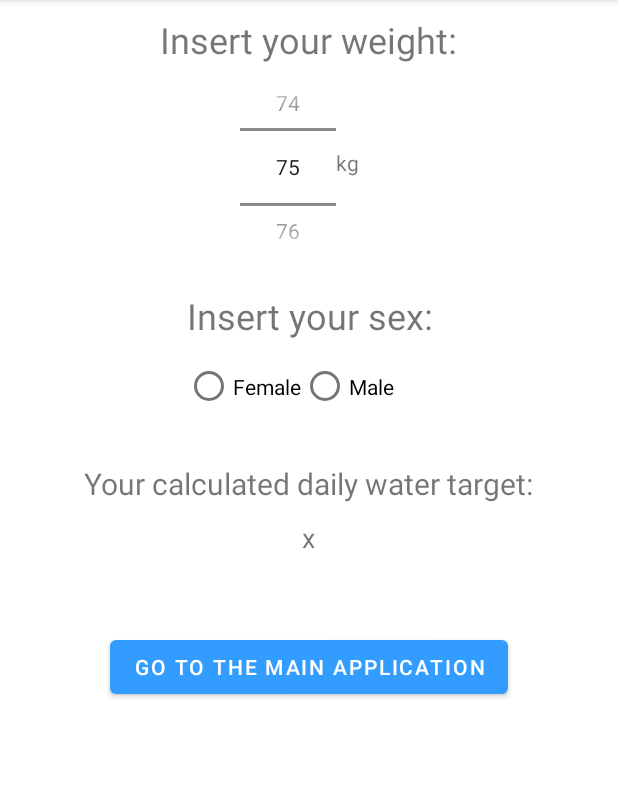
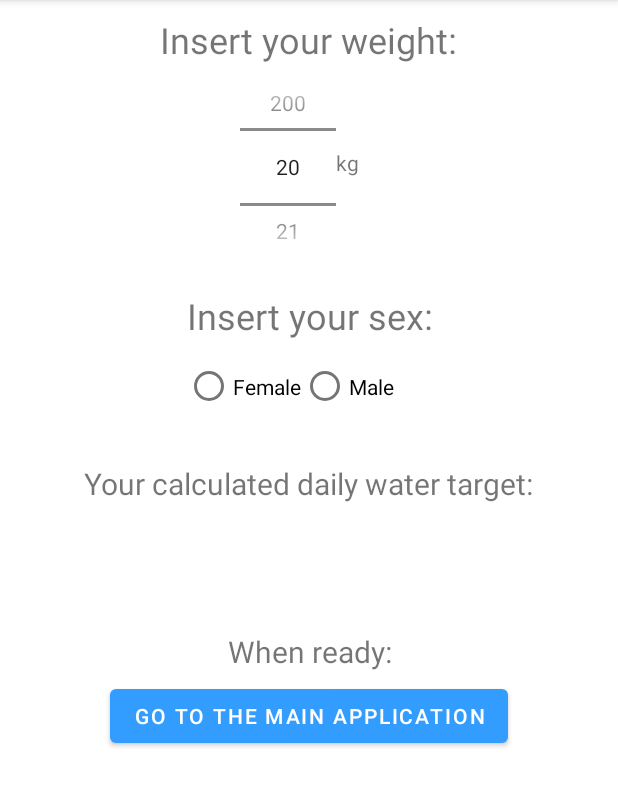
Before and after one commit to saabismi/waterjournal, an Android app: the screen it shows after launch (Registration), on a phone screen of 412 x 824 dp, the part 84-891 px from its top. Run offline under Robolectric (Android 15) with nearby library versions, the phone set to English and light mode, and no system bars.

Commit message:
save entered registering info when the app is exited

```diff
--- a/app/src/main/java/com/example/waterjournal/MainActivity.java
+++ b/app/src/main/java/com/example/waterjournal/MainActivity.java
@@ -14,12 +14,11 @@ public class MainActivity extends AppCompatActivity {
     private final String USER_STORE = "UserStore"; // create preferences for storing information about the user, etc.
     private final String userRegistered = "userRegistered"; // storage for sharing the information about whether the user is registered already or not
     private final String userWeight  = "userWeight"; // storage for storing the user weight
-    private final String userSex = "userSex"; // storage for storing the user's sex
     private final String userTarget = "userTarget"; // target water amount per day
     private boolean getRegistered; // variable for getting the value of registration status key
-    private double getWeight; //variable for getting the value of the weight key
+    private int getWeight; //variable for getting the value of the weight key
     private String getSex; // varbiale for getting the value of the sex key
-    private double getTarget; // variable for getting the value of the water target key
+    private String getTarget; // variable for getting the value of the water target key
 
     private String TAG = "WaterLog:"; // easy to use tag for logging
 
@@ -30,9 +29,8 @@ public class MainActivity extends AppCompatActivity {
 
         preferences = getSharedPreferences(USER_STORE, Context.MODE_PRIVATE);
         getRegistered = preferences.getBoolean(userRegistered, false);
-        getWeight = preferences.getFloat(userWeight, 0);
-        getSex = preferences.getString(userSex, null);
-        getTarget = preferences.getFloat(userTarget, 0);
+        getWeight = preferences.getInt(userWeight, 0);
+        getTarget = preferences.getString(userTarget, null);
 
         if (getRegistered != true) { // checking if the user has registered already
             Log.i(TAG, "User hasn't registered yet, let's go to Registration activity");
--- a/app/src/main/java/com/example/waterjournal/Registration.java
+++ b/app/src/main/java/com/example/waterjournal/Registration.java
@@ -2,6 +2,7 @@ package com.example.waterjournal;
 
 import androidx.appcompat.app.AppCompatActivity;
 
+import android.content.Context;
 import android.content.SharedPreferences;
 import android.os.Bundle;
 import android.widget.Button;
@@ -12,14 +13,18 @@ import android.widget.TextView;
 
 import org.w3c.dom.Text;
 
+import java.text.DecimalFormat;
+
 public class Registration extends AppCompatActivity {
 
     private SharedPreferences preferences; // create sharedpreferences variable
     private final String USER_STORE = "UserStore"; // create preferences for storing information about the user, etc.
     private final String userRegistered = "userRegistered"; // storage for sharing the information about whether the user is registered already or not
     private final String userWeight  = "userWeight"; // storage for storing the user weight
-    private final String userSex = "userSex"; // storage for storing the user's sex
     private final String userTarget = "userTarget"; // target water amount per day
+
+    private int getWeight; // get values from the preferences
+    private String getTarget;
 
     private String TAG = "WaterLog:"; // easy to use tag for logging
 
@@ -43,9 +48,60 @@ public class Registration extends AppCompatActivity {
         previewTarget = findViewById(R.id.previewTarget);
         toMain = findViewById(R.id.toMainButton);
 
+        /* Set up sharedpreferences */
+        preferences = getSharedPreferences(USER_STORE, Context.MODE_PRIVATE);
+        SharedPreferences.Editor editor = preferences.edit();
+
+        /* Set up the numberpicker for the weight */
         pickWeight.setMaxValue(200);
         pickWeight.setMinValue(20);
         pickWeight.setValue(75);
 
+        pickWeight.setOnValueChangedListener(new NumberPicker.OnValueChangeListener() {
+            @Override
+            public void onValueChange(NumberPicker pickWeight, int oldVal, int newVal) {
+                DecimalFormat dec = new DecimalFormat("#.0");
+                Double target = newVal * 0.033;
+                String visibleTarget = Double.toString(Double.valueOf(dec.format(target))) + " litres";
+                previewTarget.setText(visibleTarget);
+                editor.putString(userTarget, visibleTarget);
+                editor.apply();
+            }
+        });
     }
+
+    @Override
+    protected void onPause() {
+        super.onPause();
+
+        /* Present the variables for the storage and the editor */
+        preferences = getSharedPreferences(USER_STORE, Context.MODE_PRIVATE);
+        SharedPreferences.Editor editor = preferences.edit();
+
+        /* Save the weight when the app is paused */
+        editor.putInt(userWeight, pickWeight.getValue());
+        editor.apply();
+    }
+
+
+    @Override
+    protected void onStart() {
+        super.onStart();
+
+        /* set values for the views where the weight and target are displayed */
+        pickWeight = findViewById(R.id.numPickWeight);
+        previewTarget = findViewById(R.id.previewTarget);
+
+        // get the value which is saved in the preferences, for weight and target
+        preferences = getSharedPreferences(USER_STORE, Context.MODE_PRIVATE);
+
+        /* set the values for the variables which gets the values from the preferences */
+        getWeight = preferences.getInt(userWeight, 20);
+        getTarget = preferences.getString(userTarget, null);
+
+        /* Set the weight and calculated target to what they were previously set to */
+        pickWeight.setValue(getWeight);
+        previewTarget.setText(getTarget);
+    }
+
 }
--- a/app/src/main/res/layout/activity_registration.xml
+++ b/app/src/main/res/layout/activity_registration.xml
@@ -98,12 +98,21 @@
         android:textAlignment="center"
         android:textSize="18sp" />
 
+    <TextView
+        android:id="@+id/whenReady"
+        android:layout_width="match_parent"
+        android:layout_height="wrap_content"
+        android:layout_marginTop="50dp"
+        android:text="@string/whenReady"
+        android:textAlignment="center"
+        android:textSize="20sp" />
+
     <Button
         android:id="@+id/toMainButton"
         android:layout_width="wrap_content"
         android:layout_height="wrap_content"
         android:layout_gravity="center"
-        android:layout_marginTop="50dp"
+        android:layout_marginTop="5dp"
         android:text="@string/toMainButton" />
 
     <!--</androidx.constraintlayout.widget.ConstraintLayout>-->
--- a/app/src/main/res/values/strings.xml
+++ b/app/src/main/res/values/strings.xml
@@ -10,5 +10,6 @@
     <string name="male">Male</string>
     <string name="female">Female</string>
     <string name="announce_water_target">Your calculated daily water target:</string>
+    <string name="whenReady">When ready:</string>
     <string name="toMainButton">Go to the main application</string>
 </resources>
```
